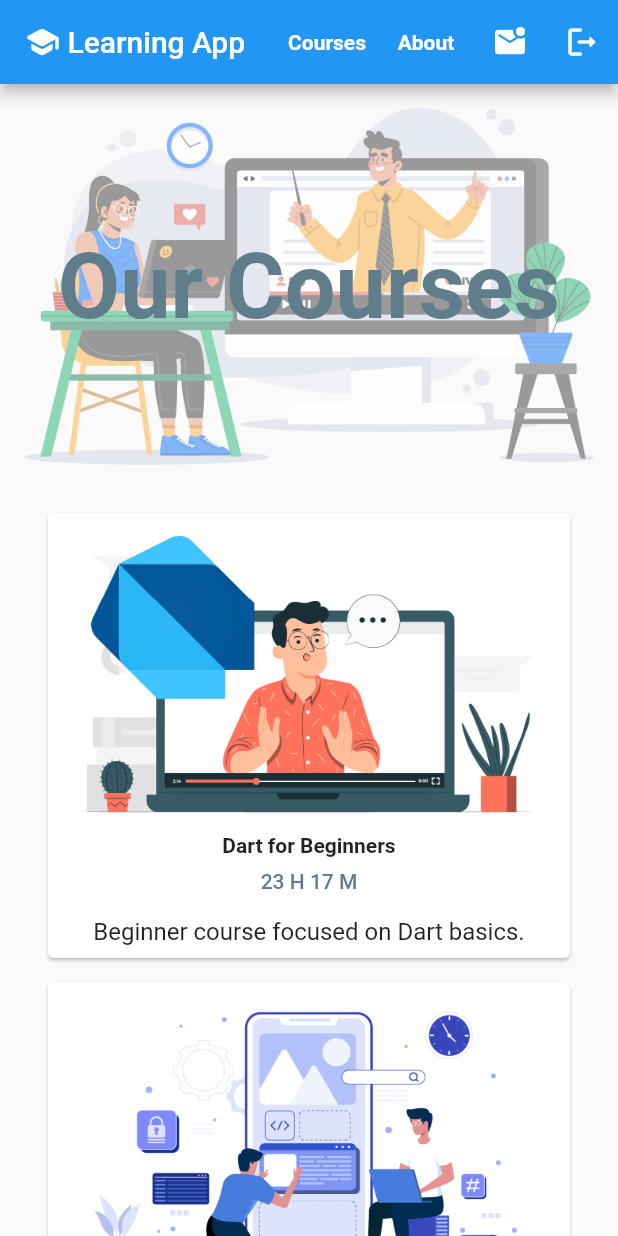
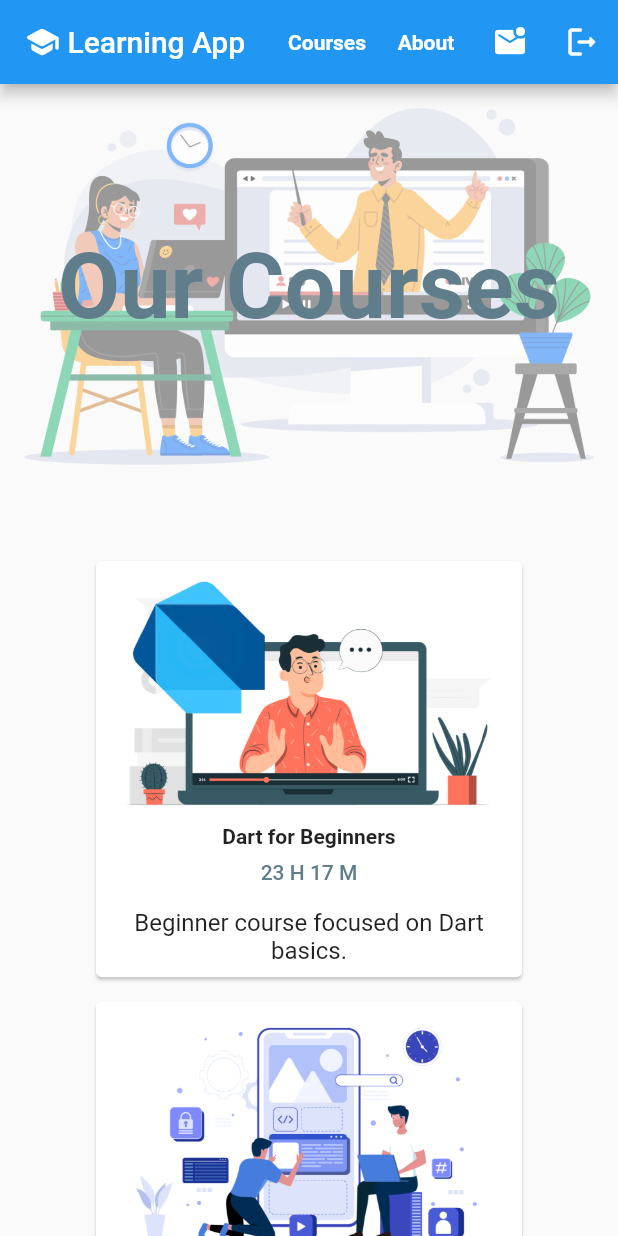
Before and after one commit to FadyFawzyOfficial/responsive_app_example, a Flutter app: the screen it shows after launch, on a phone screen of 412 x 824 dp. Run offline on Flutter 3.47's test engine with Material 2 defaults, Android fonts, the phone set to English and light mode, and no system bars; our stand-ins replace responsive_framework.

Commit message:
3. Let the Column become Row when the width >= 800 px (Responsive Row/Column)

```diff
--- a/lib/screens/courses_screen.dart
+++ b/lib/screens/courses_screen.dart
@@ -1,4 +1,5 @@
 import 'package:flutter/material.dart';
+import 'package:responsive_framework/responsive_framework.dart';
 
 import '../models/course.dart';
 import '../widgets/app_bar_title.dart';
@@ -38,10 +39,22 @@
             child: ScreenHeader(),
           ),
           const SizedBox(height: 32),
-          Column(
+          ResponsiveRowColumn(
+            rowMainAxisAlignment: MainAxisAlignment.center,
+            rowPadding: const EdgeInsets.all(32),
+            columnPadding: const EdgeInsets.all(32),
+            layout: ResponsiveWrapper.of(context).isSmallerThan(DESKTOP)
+                ? ResponsiveRowColumnType.COLUMN
+                : ResponsiveRowColumnType.ROW,
             children: [
-              CourseTile(course: courses[0]),
-              CourseTile(course: courses[1]),
+              ResponsiveRowColumnItem(
+                rowFlex: 1,
+                child: CourseTile(course: courses[0]),
+              ),
+              ResponsiveRowColumnItem(
+                rowFlex: 1,
+                child: CourseTile(course: courses[1]),
+              ),
             ],
           ),
           const Padding(
```
